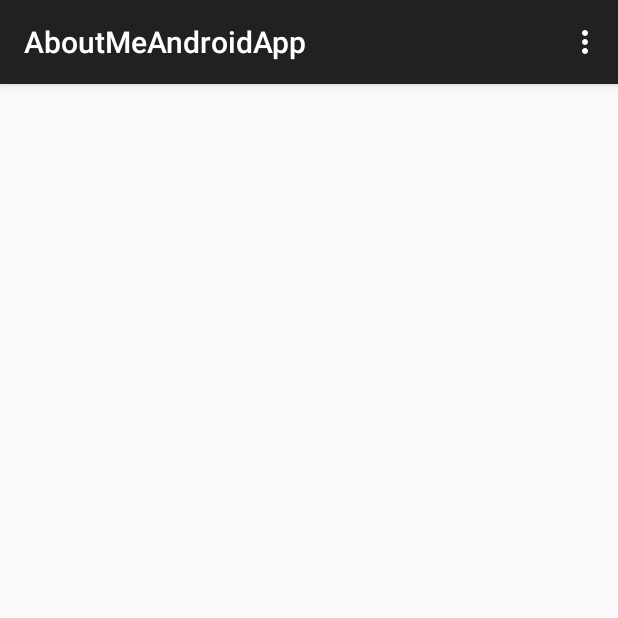
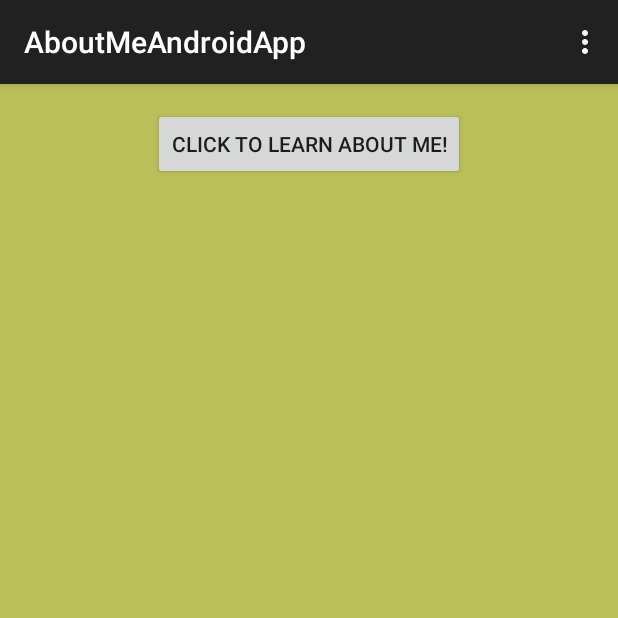
Before and after one commit to tristangaebler/AboutMeAndroidApp, an Android app: the screen it shows after launch (AboutMeActivity), in the options menu, after a tap on "Settings", on a phone screen of 412 x 824 dp, the top half of it. Run offline under Robolectric (Android 15) with nearby library versions, the phone set to English and light mode, and no system bars.

Commit message:
Added a while loop and a clickCounter
Added a loop that checks for clickCounts. Added all my text.

```diff
--- a/app/src/main/java/activity/ctec/aboutmeandroidapp/AboutMeActivity.java
+++ b/app/src/main/java/activity/ctec/aboutmeandroidapp/AboutMeActivity.java
@@ -80,8 +80,17 @@ public class AboutMeActivity extends AppCompatActivity {
 
     //Changes the acts
     private void changeFacts() {
-        if (startButton.isActivated() == true) {
+        int clickCount = 0;
+        while(startButton.isActivated() == true)
+        {
+            clickCount++;
+        }
+
+        if(clickCount == 1) {
             firstFact.setVisibility(View.VISIBLE);
+
         }
+
+
     }
 }
--- a/app/src/main/res/layout/activity_about_me.xml
+++ b/app/src/main/res/layout/activity_about_me.xml
@@ -5,7 +5,7 @@
     android:paddingTop="@dimen/activity_vertical_margin"
     android:paddingBottom="@dimen/activity_vertical_margin" tools:context=".AboutMeActivity"
     android:id="@+id/backgroundLayout"
-    android:visibility="invisible">
+    android:visibility="visible">
 
     <Button
         android:layout_width="wrap_content"
@@ -24,5 +24,47 @@
         android:id="@+id/firstFact"
         android:layout_below="@+id/startButton"
         android:layout_centerHorizontal="true"
-        android:layout_marginTop="56dp" />
+        android:layout_marginTop="56dp"
+        android:visibility="invisible" />
+
+    <TextView
+        android:layout_width="wrap_content"
+        android:layout_height="wrap_content"
+        android:textAppearance="?android:attr/textAppearanceMedium"
+        android:text="@string/secondfact"
+        android:id="@+id/secondFact"
+        android:layout_alignBottom="@+id/firstFact"
+        android:layout_centerHorizontal="true"
+        android:visibility="invisible" />
+
+    <TextView
+        android:layout_width="wrap_content"
+        android:layout_height="wrap_content"
+        android:textAppearance="?android:attr/textAppearanceMedium"
+        android:text="@string/thirdFact"
+        android:id="@+id/thirdFact"
+        android:layout_alignBottom="@+id/firstFact"
+        android:layout_centerHorizontal="true"
+        android:visibility="invisible" />
+
+    <TextView
+        android:layout_width="wrap_content"
+        android:layout_height="wrap_content"
+        android:textAppearance="?android:attr/textAppearanceMedium"
+        android:text="@string/fourthFact"
+        android:id="@+id/fourthFact"
+        android:layout_alignTop="@+id/firstFact"
+        android:layout_alignParentLeft="true"
+        android:layout_alignParentStart="true"
+        android:visibility="invisible" />
+
+    <TextView
+        android:layout_width="wrap_content"
+        android:layout_height="wrap_content"
+        android:textAppearance="?android:attr/textAppearanceMedium"
+        android:text="@string/fifthFact"
+        android:id="@+id/fifthFact"
+        android:layout_alignBottom="@+id/fourthFact"
+        android:layout_centerHorizontal="true"
+        android:visibility="invisible" />
 </RelativeLayout>
```
Also changed, not shown: 1 other file.
